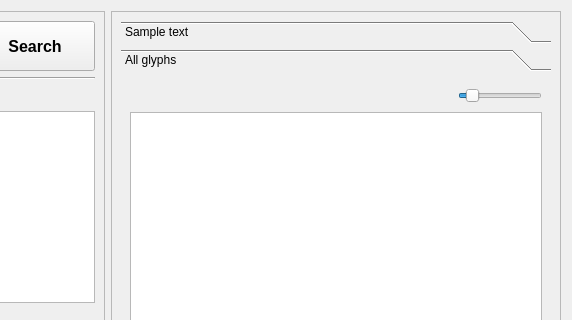
fontmatrix/fontmatrix, file src/mainview.ui: the form before one commit; both pictures show x 391 to 963 and y 0 to 320 of the 963 by 773 pixel window.
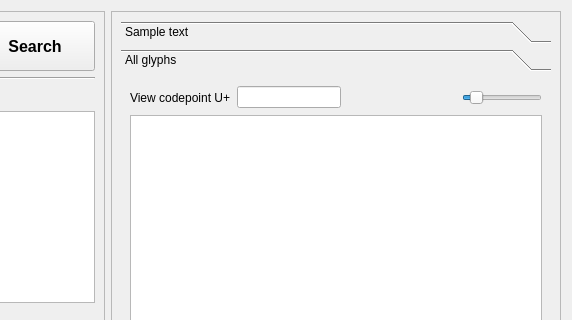
The form after the commit. The open tabs and pages were chosen to show the change. Icons and pictures are not drawn.

Commit message: typotek : ADDED codepoint access in all view

The edit to the form file:
```diff
--- a/src/mainview.ui
+++ b/src/mainview.ui
@@ -458,8 +458,8 @@
           <rect>
            <x>0</x>
            <y>0</y>
-           <width>128</width>
-           <height>166</height>
+           <width>432</width>
+           <height>640</height>
           </rect>
          </property>
          <attribute name="label" >
@@ -470,6 +470,20 @@
            <layout class="QVBoxLayout" >
             <item>
              <layout class="QHBoxLayout" >
+              <item>
+               <widget class="QLabel" name="label_3" >
+                <property name="text" >
+                 <string>View codepoint U+</string>
+                </property>
+               </widget>
+              </item>
+              <item>
+               <widget class="QLineEdit" name="codepointSelectText" >
+                <property name="maxLength" >
+                 <number>32763</number>
+                </property>
+               </widget>
+              </item>
               <item>
                <spacer>
                 <property name="orientation" >
@@ -483,6 +497,19 @@
                 </property>
                </spacer>
               </item>
+              <item>
+               <spacer>
+                <property name="orientation" >
+                 <enum>Qt::Horizontal</enum>
+                </property>
+                <property name="sizeHint" >
+                 <size>
+                  <width>71</width>
+                  <height>23</height>
+                 </size>
+                </property>
+               </spacer>
+              </item>
               <item>
                <widget class="QLabel" name="label_2" >
                 <property name="text" >
```
The commit also changes 5 other files.
